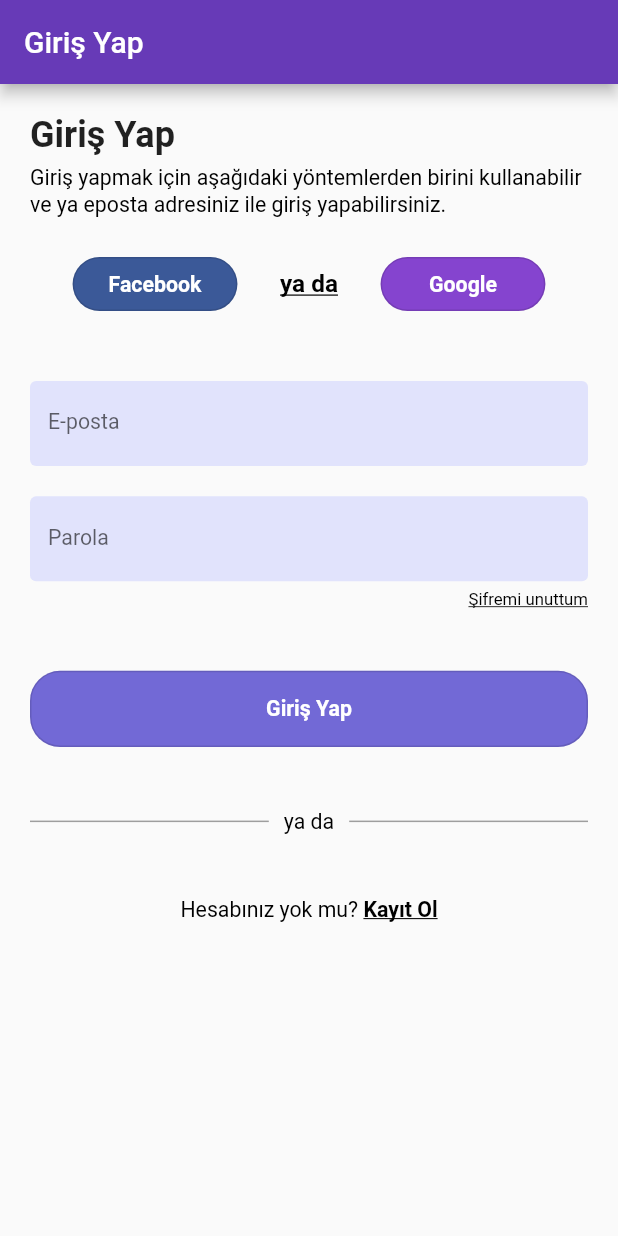
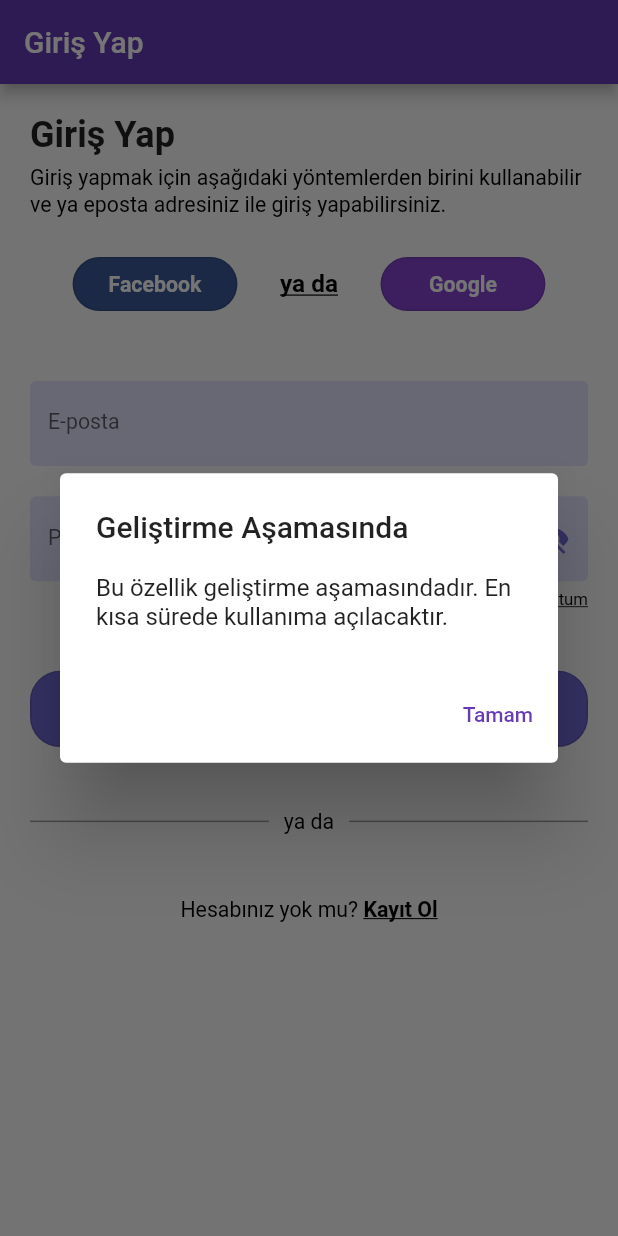
Before and after one commit to atalhaablak/chronometer_app, a Flutter app: the screen it shows after launch, after a tap on "Facebook", on a phone screen of 412 x 824 dp. Run offline on Flutter 3.47's test engine with Material 2 defaults, Android fonts, the phone set to English and light mode, and no system bars; our stand-ins replace get_it.

Commit message:
~login screen revise

```diff
--- a/lib/core/extensions/string_extension.dart
+++ b/lib/core/extensions/string_extension.dart
@@ -2,4 +2,14 @@
   String get getValueOrDefault {
     return this ?? "";
   }
+
+  bool isEmail() {
+    String emailPattern = r"^[a-zA-Z0-9.a-zA-Z0-9.!#$%&'*+-/=?^_`{|}~]+@[a-zA-Z0-9]+\.[a-zA-Z]+";
+    return RegExp(emailPattern).hasMatch(getValueOrDefault);
+  }
+
+  bool isPassword() {
+    String passwordPattern = r'^(?=.*[0-9])(?=.*[A-Za-z])(?=.*[!@#$%^&*()-_+=<>?]).{4,}$';
+    return RegExp(passwordPattern).hasMatch(getValueOrDefault);
+  }
 }
--- /dev/null
+++ b/lib/core/ui/widget/we_are_improving_dialog.dart
@@ -0,0 +1,26 @@
+import 'package:flutter/material.dart';
+
+void showWeAreImprovingDialog(BuildContext context) {
+  showDialog(
+    context: context,
+    builder: (context) => const WeAreImprovingDialog(),
+  );
+}
+
+class WeAreImprovingDialog extends StatelessWidget {
+  const WeAreImprovingDialog({super.key});
+
+  @override
+  Widget build(BuildContext context) {
+    return AlertDialog(
+      title: const Text("Geliştirme Aşamasında"),
+      content: const Text("Bu özellik geliştirme aşamasındadır. En kısa sürede kullanıma açılacaktır."),
+      actions: [
+        TextButton(
+          onPressed: () => Navigator.pop(context),
+          child: const Text("Tamam"),
+        ),
+      ],
+    );
+  }
+}
--- a/lib/feature/auth/login/log_in_screen.dart
+++ b/lib/feature/auth/login/log_in_screen.dart
@@ -1,24 +1,32 @@
 import 'package:chronometer_app/core/extensions/num_extension.dart';
+import 'package:chronometer_app/core/extensions/string_extension.dart';
 import 'package:chronometer_app/core/functions/r_edge_instets.dart';
 import 'package:chronometer_app/core/ui/styles/app_colors.dart';
 import 'package:chronometer_app/core/ui/styles/app_text_styles.dart';
 import 'package:chronometer_app/core/ui/widget/text_form_field.dart';
 import 'package:chronometer_app/core/ui/widget/app_button.dart';
+import 'package:chronometer_app/core/ui/widget/we_are_improving_dialog.dart';
+import 'package:chronometer_app/feature/auth/login/viewmodel/login_view_model.dart';
 import 'package:chronometer_app/feature/auth/register/sign_up_screen.dart';
 import 'package:chronometer_app/feature/timer/timer_screen.dart';
 import 'package:flutter/gestures.dart';
 import 'package:flutter/material.dart';
+import 'package:flutter/services.dart';
+import 'package:provider/provider.dart';
 
 class LogInScreen extends StatelessWidget {
   const LogInScreen({super.key});
 
   @override
   Widget build(BuildContext context) {
-    return Scaffold(
+    return ChangeNotifierProvider(
+      create: (context) => LoginViewModel(),
+      child: Scaffold(
         appBar: AppBar(
           title: const Text("Giriş Yap"),
         ),
-      body: Padding(
+        body: Consumer<LoginViewModel>(builder: (context, viewModel, child) {
+          return Padding(
             padding: const EdgeInsets.all(20),
             child: SingleChildScrollView(
               child: Column(
@@ -36,22 +44,123 @@
                   SizedBox(height: 20.h),
                   _buildAuthenticationButtons(context),
                   SizedBox(height: 40.h),
-              AppTextFormField(
+                  _buildEmailInputField(context, viewModel),
+                  SizedBox(height: 20.h),
+                  _buildPasswordInputField(context, viewModel),
+                  _buildForgotPasswordButton(context),
+                  SizedBox(height: 40.h),
+                  _buildLogInButton(context, viewModel),
+                  _buildDivider(context),
+                  _buildSignUpButton(context),
+                ],
+              ),
+            ),
+          );
+        }),
+      ),
+    );
+  }
+
+  Widget _buildAuthenticationButtons(BuildContext context) {
+    return Row(
+      mainAxisAlignment: MainAxisAlignment.spaceEvenly,
+      children: [
+        AppButton(
+          text: "Facebook",
+          onPressed: () => showWeAreImprovingDialog(context),
+          backgroundColor: const Color(0xFF3b5998),
+          buttonWidth: 100.w,
+        ),
+        Text(
+          "ya da",
+          style: context.px16w600.copyWith(decoration: TextDecoration.underline),
+        ),
+        SizedBox(
+          width: 100.w,
+          child: AppButton(
+            text: "Google",
+            onPressed: () => showWeAreImprovingDialog(context),
+            backgroundColor: const Color.fromARGB(255, 133, 68, 207),
+            buttonWidth: 100.w,
+          ),
+        ),
+      ],
+    );
+  }
+
+  Widget _buildEmailInputField(BuildContext context, LoginViewModel viewModel) {
+    return AppTextFormField(
       hintText: "example@example.com",
       keyboardType: TextInputType.emailAddress,
       labelText: "E-posta",
+      inputFormatters: [FilteringTextInputFormatter.deny(RegExp('[öçşğıüÖÇŞİĞÜ]'))],
+      controller: viewModel.emailController,
+      onChanged: (value) => viewModel.emailFieldChanged(value),
+      validator: (value) => value.isEmail() ? null : "Geçerli bir e-posta adresi giriniz",
+      suffixIcon: Visibility(
+        visible: viewModel.isEmail,
+        child: Icon(
+          Icons.check_circle,
+          color: context.lightPurple,
         ),
-              SizedBox(height: 20.h),
-              AppTextFormField(
+      ),
+      errorText: viewModel.isEmail ? "Geçerli bir e-posta adresi giriniz" : null,
+    );
+  }
+
+  Widget _buildPasswordInputField(BuildContext context, LoginViewModel viewModel) {
+    return AppTextFormField(
       hintText: "******",
       labelText: "Parola",
-                obscureText: true,
+      obscureText: viewModel.showPassword,
+      controller: viewModel.passwordController,
+      onChanged: (value) => viewModel.passwordFieldChanged(value),
+      validator: (value) => value.isPassword() ? null : "Geçerli bir parola giriniz",
       maxLines: 1,
+      suffixIcon: IconButton(
+        icon: Icon(
+          viewModel.showPassword ? Icons.visibility : Icons.visibility_off,
+          color: context.lightPurple,
         ),
-              _buildForgotPasswordButton(context),
-              SizedBox(height: 40.h),
-              _buildLogInButton(context),
+        onPressed: () => viewModel.changePasswordVisibility(),
+      ),
+    );
+  }
+
+  Widget _buildForgotPasswordButton(BuildContext context) {
+    return Row(
+      mainAxisAlignment: MainAxisAlignment.end,
+      children: [
         Padding(
+          padding: REdgeInsets.only(top: 5),
+          child: InkWell(
+            onTap: () => showWeAreImprovingDialog(context), // TODO: Forgot password screen
+            child: Text(
+              "Şifremi unuttum",
+              style: context.px11w400.copyWith(decoration: TextDecoration.underline),
+            ),
+          ),
+        ),
+      ],
+    );
+  }
+
+  Widget _buildLogInButton(BuildContext context, LoginViewModel viewModel) {
+    return SizedBox(
+      width: double.infinity,
+      height: 50.h,
+      child: AppButton(
+        text: "Giriş Yap",
+        onPressed: () {
+          Navigator.push(context, MaterialPageRoute(builder: (context) => const TimerScreen()));
+        },
+        backgroundColor: viewModel.isFormValid ? context.deepPurple : context.lightPurple,
+      ),
+    );
+  }
+
+  Widget _buildDivider(BuildContext context) {
+    return Padding(
       padding: REdgeInsets.symmetric(vertical: 40.0),
       child: Row(
         children: [
@@ -76,12 +185,6 @@
           ),
         ],
       ),
-              ),
-              _buildSignUpButton(context),
-            ],
-          ),
-        ),
-      ),
     );
   }
 
@@ -105,63 +208,4 @@
       ),
     );
   }
-
-  Widget _buildLogInButton(BuildContext context) {
-    return SizedBox(
-      width: double.infinity,
-      height: 50.h,
-      child: AppButton(
-        text: "Giriş Yap",
-        onPressed: () {
-          Navigator.push(context, MaterialPageRoute(builder: (context) => const TimerScreen()));
-        },
-        backgroundColor: context.lightPurple, // context.deepPurple
-      ),
-    );
 }
-
-  Widget _buildForgotPasswordButton(BuildContext context) {
-    return Row(
-      mainAxisAlignment: MainAxisAlignment.end,
-      children: [
-        Padding(
-          padding: REdgeInsets.only(top: 5),
-          child: InkWell(
-            onTap: () {},
-            child: Text(
-              "Şifremi unuttum",
-              style: context.px11w400.copyWith(decoration: TextDecoration.underline),
-            ),
-          ),
-        ),
-      ],
-    );
-  }
-
-  Widget _buildAuthenticationButtons(BuildContext context) {
-    return Row(
-      mainAxisAlignment: MainAxisAlignment.spaceEvenly,
-      children: [
-        AppButton(
-          text: "Facebook",
-          onPressed: () {},
-          backgroundColor: const Color(0xFF3b5998),
-          buttonWidth: 100.w,
-        ),
-        Text(
-          "ya da",
-          style: context.px16w600.copyWith(decoration: TextDecoration.underline),
-        ),
-        SizedBox(
-          width: 100.w,
-          child: AppButton(
-            text: "Google",
-            onPressed: () {},
-            backgroundColor: const Color.fromARGB(255, 133, 68, 207),
-            buttonWidth: 100.w,
-          ),
-        ),
-      ],
-    );
-  }
-}
--- /dev/null
+++ b/lib/feature/auth/login/viewmodel/login_view_model.dart
@@ -0,0 +1,43 @@
+import 'package:chronometer_app/core/extensions/string_extension.dart';
+import 'package:chronometer_app/core/viewmodel/base_view_model.dart';
+import 'package:flutter/material.dart';
+
+class LoginViewModel extends BaseViewModel {
+  Future<void> init() async {}
+
+  TextEditingController emailController = TextEditingController();
+  TextEditingController passwordController = TextEditingController();
+
+  bool get isEmail => emailController.text.isEmail();
+  bool get isPassword => passwordController.text.isPassword();
+  bool get isFormValid => isEmail && isPassword;
+  bool showPassword = false;
+
+  Future<void> loginWithEmailAndPassword(String email, String password) async {
+    isLoading = true;
+    isLoading = false;
+  }
+
+  Future<void> loginWithGoogle() async {
+    isLoading = true;
+    isLoading = false;
+  }
+
+  Future<void> loginWithFacebook() async {
+    isLoading = true;
+    isLoading = false;
+  }
+
+  void emailFieldChanged(String? value) {
+    refreshView();
+  }
+
+  void changePasswordVisibility() {
+    showPassword = !showPassword;
+    refreshView();
+  }
+
+  void passwordFieldChanged(String? value) {
+    refreshView();
+  }
+}
```
Lines whose indentation alone changed are shown as unchanged.
